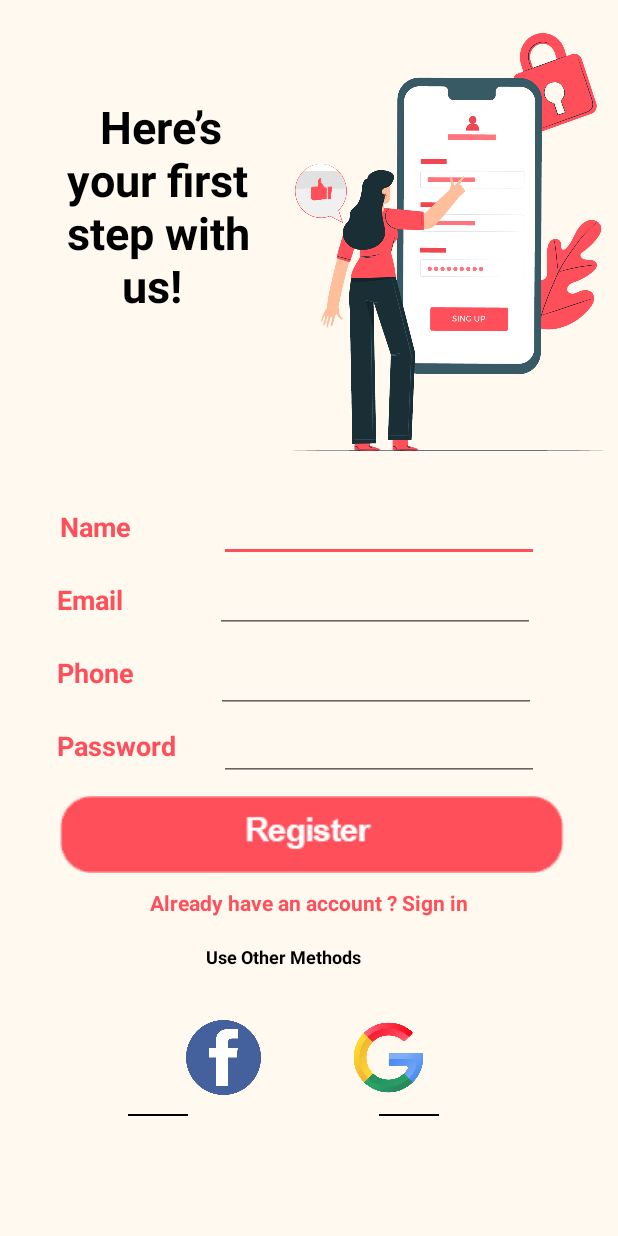
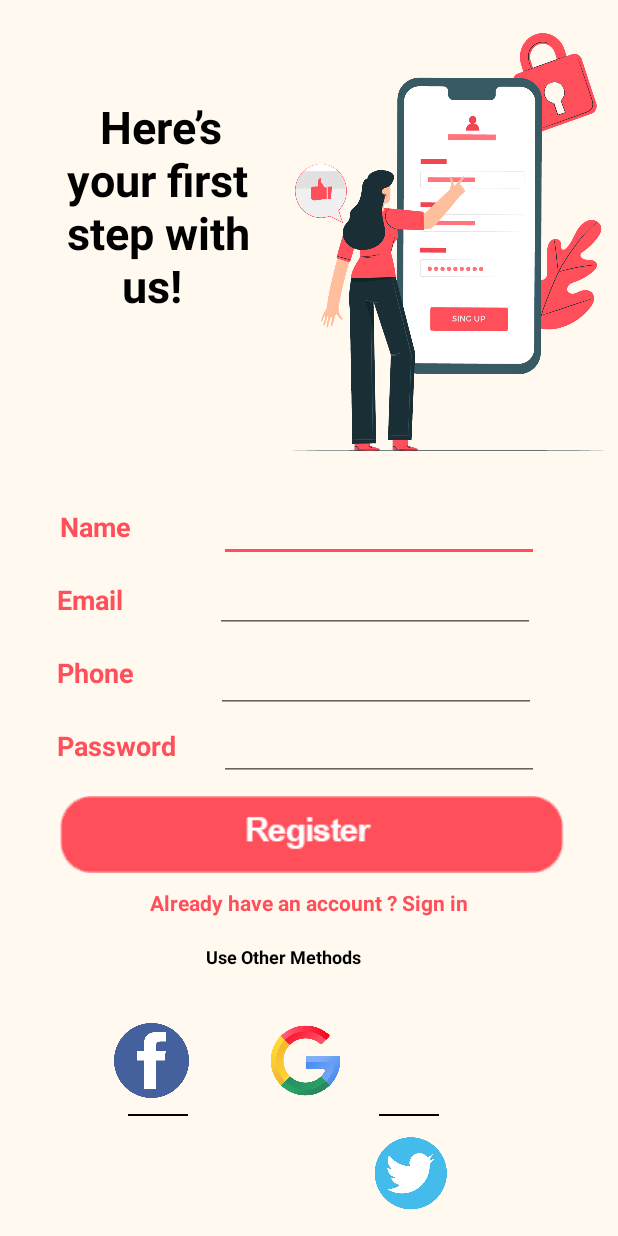
Before and after one commit to emangad99/Trip_App, an Android app: the RegisterActivity screen opened directly, with no data from a screen before it, on a phone screen of 412 x 824 dp. Run offline under Robolectric (Android 15) with nearby library versions, the phone set to English and light mode, and no system bars; our stand-ins replace Firebase (no records; nobody signed in at launch, a user with empty details on screens opened directly); Roboto replaces fonts that are not available here.

Commit message:
init commit

```diff
--- a/app/src/main/res/layout/activity_register.xml
+++ b/app/src/main/res/layout/activity_register.xml
@@ -178,31 +178,6 @@
         app:layout_constraintBottom_toBottomOf="parent"
         app:layout_constraintStart_toEndOf="@+id/textView5" />
 
-    <ImageView
-        android:id="@+id/btnFaceLog"
-        android:layout_width="50dp"
-        android:layout_height="50dp"
-        android:layout_marginStart="124dp"
-        app:layout_constraintBottom_toBottomOf="parent"
-        app:layout_constraintStart_toStartOf="parent"
-        app:layout_constraintTop_toBottomOf="@+id/textView5"
-        app:layout_constraintVertical_bias="0.265"
-        app:srcCompat="@drawable/icon_face" />
-
-    <ImageView
-        android:id="@+id/btnGoogleLog"
-        android:layout_width="50dp"
-        android:layout_height="50dp"
-        android:layout_marginEnd="128dp"
-        android:background="#FFF9EF"
-        app:layout_constraintBottom_toBottomOf="parent"
-        app:layout_constraintEnd_toEndOf="parent"
-        app:layout_constraintHorizontal_bias="1.0"
-        app:layout_constraintStart_toEndOf="@+id/btnFaceLog"
-        app:layout_constraintTop_toBottomOf="@+id/textView5"
-        app:layout_constraintVertical_bias="0.265"
-        app:srcCompat="@drawable/icon_google" />
-
     <TextView
         android:id="@+id/txt_login"
         android:layout_width="wrap_content"
@@ -214,4 +189,41 @@
         app:layout_constraintStart_toStartOf="parent"
         app:layout_constraintTop_toBottomOf="@+id/btnRegister" />
 
+    <ImageView
+        android:id="@+id/btnTwitterLog"
+        android:layout_width="52dp"
+        android:layout_height="52dp"
+        android:layout_marginStart="15dp"
+        android:layout_marginBottom="16dp"
+        app:layout_constraintBottom_toBottomOf="parent"
+        app:layout_constraintEnd_toEndOf="parent"
+        app:layout_constraintHorizontal_bias="0.033"
+        app:layout_constraintStart_toEndOf="@+id/btnGoogleLog"
+        app:srcCompat="@drawable/twitter_icon" />
+
+    <ImageView
+        android:id="@+id/btnFaceLog"
+        android:layout_width="50dp"
+        android:layout_height="50dp"
+        android:layout_marginStart="76dp"
+        app:layout_constraintBottom_toBottomOf="parent"
+        app:layout_constraintStart_toStartOf="parent"
+        app:layout_constraintTop_toBottomOf="@+id/textView5"
+        app:layout_constraintVertical_bias="0.282"
+        app:srcCompat="@drawable/icon_face" />
+
+    <ImageView
+        android:id="@+id/btnGoogleLog"
+        android:layout_width="50dp"
+        android:layout_height="50dp"
+        android:layout_marginEnd="128dp"
+        android:background="#FFF9EF"
+        app:layout_constraintBottom_toBottomOf="parent"
+        app:layout_constraintEnd_toEndOf="parent"
+        app:layout_constraintHorizontal_bias="0.485"
+        app:layout_constraintStart_toEndOf="@+id/btnFaceLog"
+        app:layout_constraintTop_toBottomOf="@+id/textView5"
+        app:layout_constraintVertical_bias="0.282"
+        app:srcCompat="@drawable/icon_google" />
+
 </androidx.constraintlayout.widget.ConstraintLayout>
```
Also changed, not shown: app/src/main/res/layout/activity_main.xml (+37 -25 lines), app/src/main/res/drawable-v24/twitter_icon.png (added).
